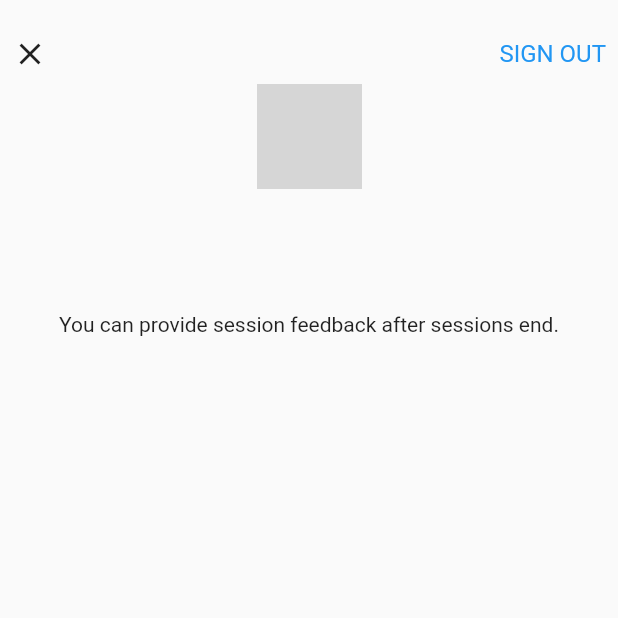
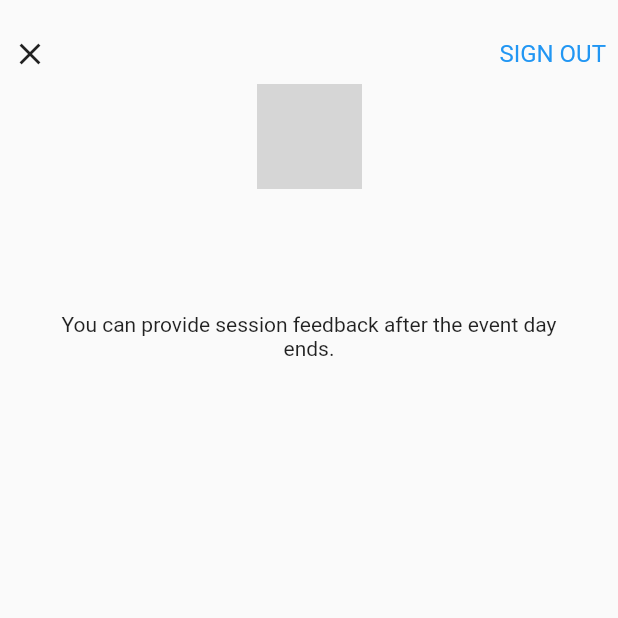
Before and after one commit to Flutter-Karachi/flutter_pk, a Flutter app: the FullScreenProfileDialog screen opened directly, on a phone screen of 412 x 824 dp, the top half of it. Run offline on Flutter 3.47's test engine with Material 2 defaults, Android fonts, the phone set to English and light mode, and no system bars; our stand-ins replace cached_network_image, cloud_firestore, firebase_auth, flutter_swiper, google_maps_flutter, google_sign_in and 4 more; missing offline and left inert: barcode_scan, sprung; accounts and stored records are empty; network calls fail; grey boxes are pictures that could not be loaded.

Commit message:
Fix splash bug. Fix profile page text

```diff
--- a/lib/main.dart
+++ b/lib/main.dart
@@ -78,7 +78,7 @@ class _MyHomePageState extends State<MyHomePage> {
             ? NeverScrollableScrollPhysics()
             : ScrollPhysics(),
         pagination: _isFetchingSharedPreferences
-            ? null
+            ? SwiperPagination()
             : new SwiperPagination(
                 margin: new EdgeInsets.fromLTRB(0.0, 0.0, 0.0, 30.0),
                 builder: new DotSwiperPaginationBuilder(
--- a/lib/profile/profile_dialog.dart
+++ b/lib/profile/profile_dialog.dart
@@ -140,7 +140,7 @@ class FullScreenProfileDialogState extends State<FullScreenProfileDialog> {
           Padding(
             padding: const EdgeInsets.all(32.0),
             child: Text(
-              'You can provide session feedback after sessions end.',
+              'You can provide session feedback after the event day ends.',
               textAlign: TextAlign.center,
             ),
           ),
```
